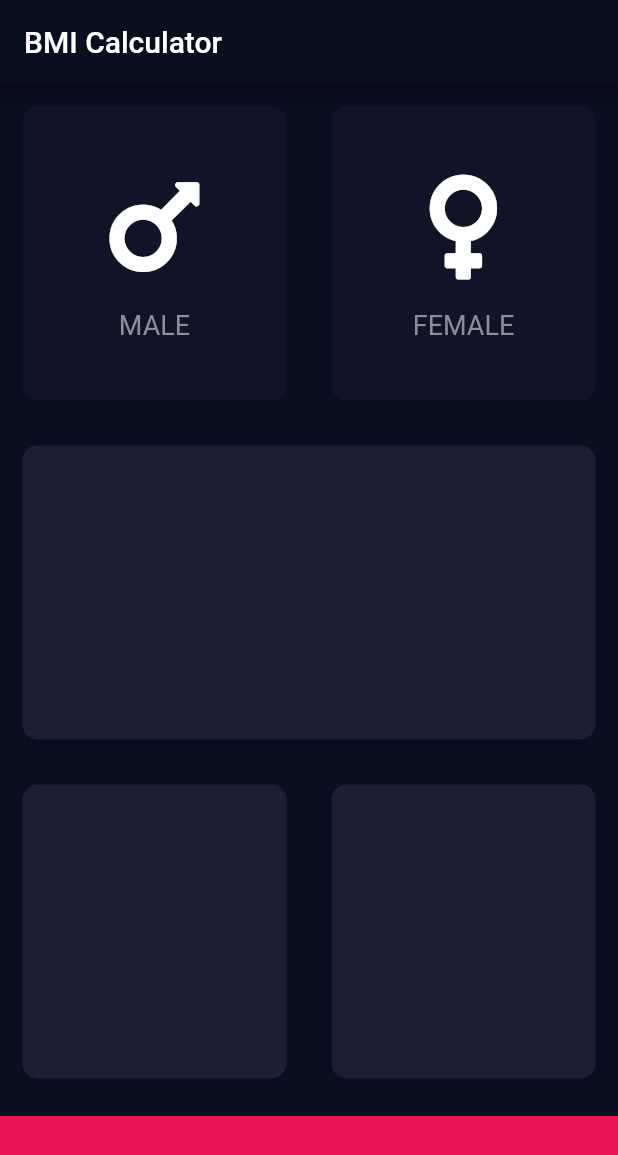
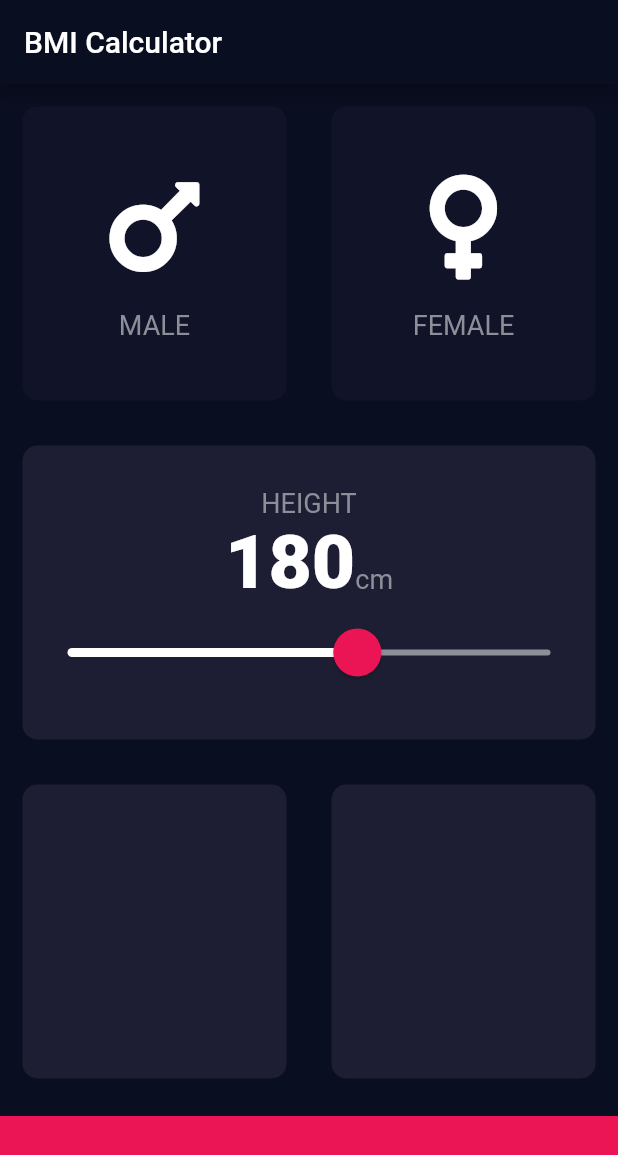
Before and after one commit to atalayasa/FlutterBMICalculator, a Flutter app: the screen it shows after launch, on a phone screen of 412 x 824 dp. Shown: the top 1155 px of the screen. Run offline on Flutter 3.47's test engine with Material 2 defaults, Android fonts, the phone set to English and light mode, and no system bars; our stand-ins replace font_awesome_flutter.

Commit message:
Slider added

```diff
--- /dev/null
+++ b/lib/constants.dart
@@ -0,0 +1,10 @@
+import 'package:flutter/material.dart';
+
+const TextStyle kLabelTextStyle =
+    TextStyle(fontSize: 18.0, color: Color(0xFF8D8E98));
+const double kBottomContainerHeight = 80.0;
+const Color kActiveCardColor = Color(0xFF1D1E33);
+const Color kInactiveCardColor = Color(0xFF111328);
+const Color kCalculateButtonColor = Color(0xFFEB1555);
+const TextStyle kBoldTextStyle =
+    TextStyle(fontSize: 50.0, fontWeight: FontWeight.w900);
--- a/lib/input_page.dart
+++ b/lib/input_page.dart
@@ -2,11 +2,8 @@ import 'package:flutter/material.dart';
 import 'package:font_awesome_flutter/font_awesome_flutter.dart';
 import 'reusable_card_child.dart';
 import 'reusable_card.dart';
+import 'constants.dart';
 
-const double bottomContainerHeight = 80.0;
-const Color activeCardColor = Color(0xFF1D1E33);
-const Color inactiveCardColor = Color(0xFF111328);
-const Color calculateButtonColor = Color(0xFFEB1555);
 enum Gender { Male, Female }
 
 class InputPage extends StatefulWidget {
@@ -16,6 +13,7 @@ class InputPage extends StatefulWidget {
 
 class _InputPageState extends State<InputPage> {
   Gender selectedGender;
+  int height = 180;
 
   @override
   Widget build(BuildContext context) {
@@ -24,6 +22,7 @@ class _InputPageState extends State<InputPage> {
         title: Text("BMI Calculator"),
       ),
       body: Column(
+        crossAxisAlignment: CrossAxisAlignment.stretch,
         children: <Widget>[
           Expanded(
             child: Row(
@@ -36,8 +35,8 @@ class _InputPageState extends State<InputPage> {
                       });
                     },
                     color: selectedGender == Gender.Male
-                        ? activeCardColor
-                        : inactiveCardColor,
+                        ? kActiveCardColor
+                        : kInactiveCardColor,
                     cardChild: new ReusableCardChild(
                       title: "MALE",
                       icon: FontAwesomeIcons.mars,
@@ -52,8 +51,8 @@ class _InputPageState extends State<InputPage> {
                       });
                     },
                     color: selectedGender == Gender.Female
-                        ? activeCardColor
-                        : inactiveCardColor,
+                        ? kActiveCardColor
+                        : kInactiveCardColor,
                     cardChild: new ReusableCardChild(
                       title: "FEMALE",
                       icon: FontAwesomeIcons.venus,
@@ -65,27 +64,71 @@ class _InputPageState extends State<InputPage> {
           ),
           Expanded(
               child: new ReusableCard(
-            color: activeCardColor,
+            cardChild: Column(
+              mainAxisAlignment: MainAxisAlignment.center,
+              children: <Widget>[
+                Text(
+                  "HEIGHT",
+                  style: kLabelTextStyle,
+                ),
+                Row(
+                  mainAxisAlignment: MainAxisAlignment.center,
+                  crossAxisAlignment: CrossAxisAlignment.baseline,
+                  textBaseline: TextBaseline.alphabetic,
+                  children: <Widget>[
+                    Text(
+                      height.toString(),
+                      style: kBoldTextStyle,
+                    ),
+                    Text(
+                      "cm",
+                      style: kLabelTextStyle,
+                    ),
+                  ],
+                ),
+                SliderTheme(
+                  data: SliderTheme.of(context).copyWith(
+                      activeTrackColor: Colors.white,
+                      inactiveTrackColor: Color(0xFF8D8E98),
+                      thumbColor: Color(0xFFEB1555),
+                      thumbShape: RoundSliderThumbShape(enabledThumbRadius: 16),
+                      overlayShape: RoundSliderOverlayShape(overlayRadius: 30),
+                      overlayColor: Color(0x29EB1555)),
+                  child: Slider(
+                    label: height.toString(),
+                    value: height.toDouble(),
+                    min: 120.0,
+                    max: 220.0,
+                    onChanged: (double newValue) {
+                      setState(() {
+                        height = newValue.toInt();
+                      });
+                    },
+                  ),
+                )
+              ],
+            ),
+            color: kActiveCardColor,
           )),
           Expanded(
             child: Row(
               children: <Widget>[
                 Expanded(
                     child: new ReusableCard(
-                  color: activeCardColor,
+                  color: kActiveCardColor,
                 )),
                 Expanded(
                     child: new ReusableCard(
-                  color: activeCardColor,
+                  color: kActiveCardColor,
                 )),
               ],
             ),
           ),
           Container(
-            color: calculateButtonColor,
+            color: kCalculateButtonColor,
             margin: EdgeInsets.only(top: 10.0),
             width: double.infinity,
-            height: bottomContainerHeight,
+            height: kBottomContainerHeight,
           )
         ],
       ),
--- a/lib/reusable_card_child.dart
+++ b/lib/reusable_card_child.dart
@@ -1,7 +1,6 @@
 import 'package:flutter/material.dart';
+import 'constants.dart';
 
-const TextStyle labelTextStyle =
-    TextStyle(fontSize: 18.0, color: Color(0xFF8D8E98));
 
 class ReusableCardChild extends StatelessWidget {
   final String title;
@@ -22,7 +21,7 @@ class ReusableCardChild extends StatelessWidget {
         ),
         Text(
           title,
-          style: labelTextStyle,
+          style: kLabelTextStyle,
         )
       ],
     );
```
